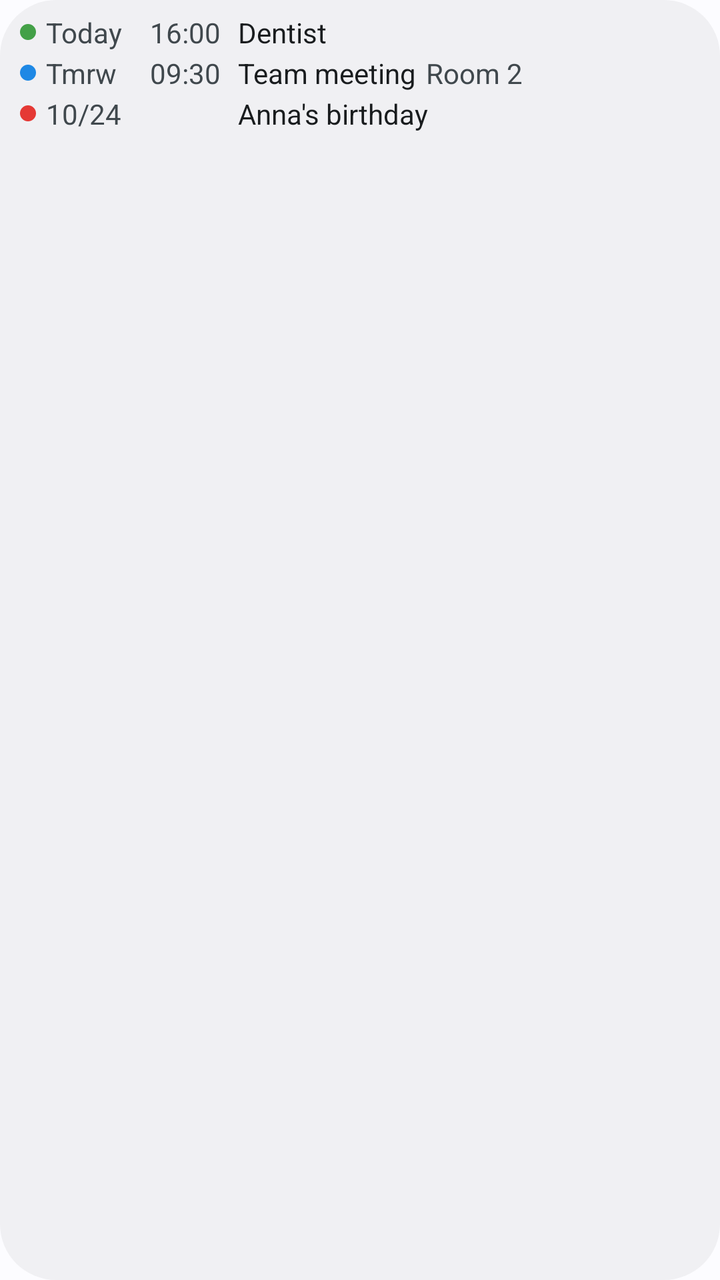
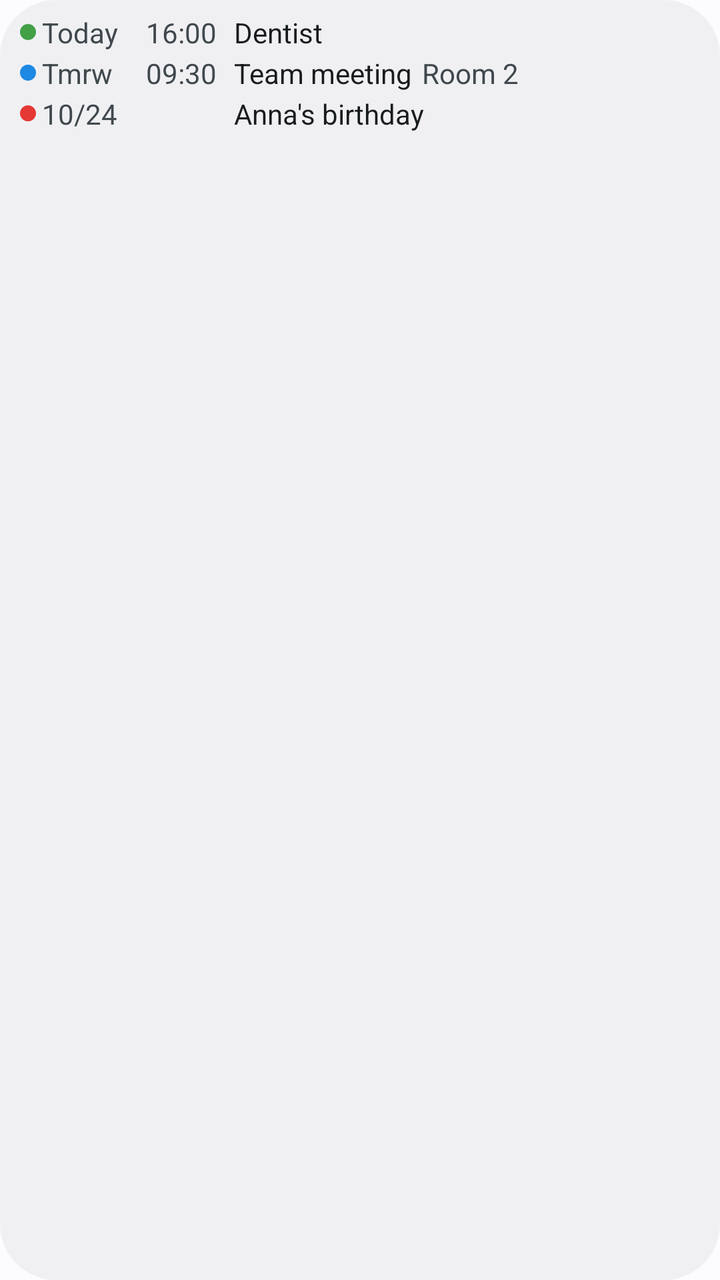

Compare the two renders of this Android layout. The source of the first and the diff that turns it into the second are given below.
<!-- AndroidManifest.xml: application theme AppTheme -->
<!-- res/layout/widget_preview.xml -->
<?xml version="1.0" encoding="utf-8"?>
<LinearLayout xmlns:android="http://schemas.android.com/apk/res/android"
    android:id="@android:id/background"
    android:layout_width="match_parent"
    android:layout_height="match_parent"
    android:background="@drawable/widget_bg"
    android:orientation="vertical"
    android:paddingHorizontal="10dp"
    android:paddingVertical="6dp">

    <LinearLayout
        android:layout_width="match_parent"
        android:layout_height="wrap_content"
        android:gravity="center_vertical"
        android:orientation="horizontal"
        android:paddingVertical="0.5dp">

        <ImageView
            android:layout_width="8dp"
            android:layout_height="8dp"
            android:layout_marginEnd="5dp"
            android:importantForAccessibility="no"
            android:src="@drawable/dot"
            android:tint="#43A047" />

        <TextView
            android:layout_width="52dp"
            android:layout_height="wrap_content"
            android:maxLines="1"
            android:text="@string/preview_day_1"
            android:textColor="@color/w_text2"
            android:textSize="14sp" />
        <TextView
            android:layout_width="44dp"
            android:layout_height="wrap_content"
            android:maxLines="1"
            android:text="@string/preview_time_1"
            android:textColor="@color/w_text2"
            android:textSize="14sp" />
        <TextView
            android:layout_width="wrap_content"
            android:layout_height="wrap_content"
            android:maxLines="1"
            android:text="@string/preview_title_1"
            android:textColor="@color/w_text"
            android:textSize="14sp" />
    </LinearLayout>

    <LinearLayout
        android:layout_width="match_parent"
        android:layout_height="wrap_content"
        android:gravity="center_vertical"
        android:orientation="horizontal"
        android:paddingVertical="0.5dp">

        <ImageView
            android:layout_width="8dp"
            android:layout_height="8dp"
            android:layout_marginEnd="5dp"
            android:importantForAccessibility="no"
            android:src="@drawable/dot"
            android:tint="#1E88E5" />

        <TextView
            android:layout_width="52dp"
            android:layout_height="wrap_content"
            android:maxLines="1"
            android:text="@string/preview_day_2"
            android:textColor="@color/w_text2"
            android:textSize="14sp" />
        <TextView
            android:layout_width="44dp"
            android:layout_height="wrap_content"
            android:maxLines="1"
            android:text="@string/preview_time_2"
            android:textColor="@color/w_text2"
            android:textSize="14sp" />
        <TextView
            android:layout_width="wrap_content"
            android:layout_height="wrap_content"
            android:maxLines="1"
            android:text="@string/preview_title_2"
            android:textColor="@color/w_text"
            android:textSize="14sp" />
        <TextView
            android:layout_width="0dp"
            android:layout_height="wrap_content"
            android:layout_marginStart="5dp"
            android:layout_weight="1"
            android:maxLines="1"
            android:text="@string/preview_location_2"
            android:textColor="@color/w_text2"
            android:textSize="14sp" />
    </LinearLayout>

    <LinearLayout
        android:layout_width="match_parent"
        android:layout_height="wrap_content"
        android:gravity="center_vertical"
        android:orientation="horizontal"
        android:paddingVertical="0.5dp">

        <ImageView
            android:layout_width="8dp"
            android:layout_height="8dp"
            android:layout_marginEnd="5dp"
            android:importantForAccessibility="no"
            android:src="@drawable/dot"
            android:tint="#E53935" />

        <TextView
            android:layout_width="52dp"
            android:layout_height="wrap_content"
            android:maxLines="1"
            android:text="@string/preview_day_3"
            android:textColor="@color/w_text2"
            android:textSize="14sp" />
        <TextView
            android:layout_width="44dp"
            android:layout_height="wrap_content"
            android:maxLines="1"
            android:textColor="@color/w_text2"
            android:textSize="14sp" />
        <TextView
            android:layout_width="wrap_content"
            android:layout_height="wrap_content"
            android:maxLines="1"
            android:text="@string/preview_title_3"
            android:textColor="@color/w_text"
            android:textSize="14sp" />
    </LinearLayout>
</LinearLayout>
<!-- resources referenced by this layout -->
<resources>
  <color name="w_text">@android:color/system_neutral1_900</color>
  <color name="w_text2">@android:color/system_neutral2_700</color>
  <!-- drawable dot (drawable) -->
  <?xml version="1.0" encoding="utf-8"?>
  <shape xmlns:android="http://schemas.android.com/apk/res/android"
      android:shape="oval">
      <solid android:color="#FFFFFFFF" />
      <size
          android:width="8dp"
          android:height="8dp" />
  </shape>
  <!-- drawable widget_bg (drawable) -->
  <?xml version="1.0" encoding="utf-8"?>
  <shape xmlns:android="http://schemas.android.com/apk/res/android"
      android:shape="rectangle">
      <solid android:color="@color/w_bg" />
      <corners android:radius="@android:dimen/system_app_widget_background_radius" />
  </shape>
  <string name="preview_day_1">Today</string>
  <string name="preview_day_2">Tmrw</string>
  <string name="preview_day_3">10/24</string>
  <string name="preview_location_2">Room 2</string>
  <string name="preview_time_1" translatable="false">16:00</string>
  <string name="preview_time_2" translatable="false">09:30</string>
  <string name="preview_title_1">Dentist</string>
  <string name="preview_title_2">Team meeting</string>
  <string name="preview_title_3">Anna\'s birthday</string>
  <style name="AppTheme" parent="Base.AppTheme">
          <item name="android:windowLightStatusBar">true</item>
          <item name="android:windowLightNavigationBar">true</item>
      </style>
  <color name="w_bg">@android:color/system_neutral1_50</color>
  <style name="Base.AppTheme" parent="@android:style/Theme.DeviceDefault.DayNight">
          <item name="android:windowBackground">@color/md_surface</item>
          <item name="android:navigationBarColor">@color/md_surface</item>
          
          <item name="android:enforceNavigationBarContrast">false</item>
          
          <item name="android:windowActionBar">false</item>
          <item name="android:windowNoTitle">true</item>
          
          <item name="android:textColor">@color/md_on_surface</item>
          <item name="android:textColorPrimary">@color/md_on_surface</item>
          <item name="android:textColorSecondary">@color/md_on_surface_variant</item>
      </style>
  <color name="md_surface">@android:color/system_neutral1_10</color>
  <color name="md_on_surface">@android:color/system_neutral1_900</color>
  <color name="md_on_surface_variant">@android:color/system_neutral2_700</color>
</resources>

<!-- the commit's change to res/layout/widget_preview.xml (unified diff, before → after) -->
@@ -18,7 +18,7 @@
         <ImageView
             android:layout_width="8dp"
             android:layout_height="8dp"
-            android:layout_marginEnd="5dp"
+            android:layout_marginEnd="3dp"
             android:importantForAccessibility="no"
             android:src="@drawable/dot"
             android:tint="#43A047" />
@@ -56,7 +56,7 @@
         <ImageView
             android:layout_width="8dp"
             android:layout_height="8dp"
-            android:layout_marginEnd="5dp"
+            android:layout_marginEnd="3dp"
             android:importantForAccessibility="no"
             android:src="@drawable/dot"
             android:tint="#1E88E5" />
@@ -103,7 +103,7 @@
         <ImageView
             android:layout_width="8dp"
             android:layout_height="8dp"
-            android:layout_marginEnd="5dp"
+            android:layout_marginEnd="3dp"
             android:importantForAccessibility="no"
             android:src="@drawable/dot"
             android:tint="#E53935" />
